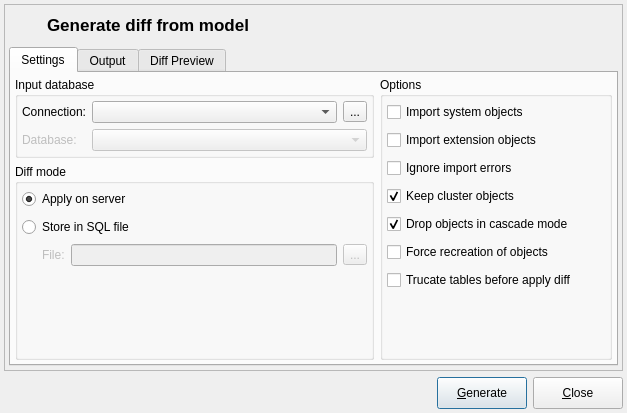
Qt form libpgmodeler_ui/ui/modeldatabasediffform.ui (pgmodeler/pgmodeler) before a commit.
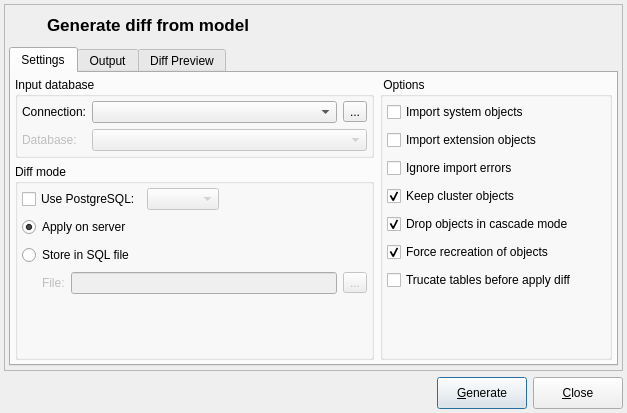
The same form after that commit. Icons and pictures are not drawn.

Commit message:
Added the ability to override the PostgreSQL version when generating the diff.
Added a special attribute pgsql-ver when generating code definition to
store the current used pgsql version.

Minor change the on Connection class to return the full version or only
the major of the server.

Diff of the .ui file:
```diff
--- a/libpgmodeler_ui/ui/modeldatabasediffform.ui
+++ b/libpgmodeler_ui/ui/modeldatabasediffform.ui
@@ -285,7 +285,7 @@
              </sizepolicy>
             </property>
             <property name="title">
-             <string>Options</string>
+             <string> Options</string>
             </property>
             <layout class="QVBoxLayout" name="verticalLayout_2">
              <property name="leftMargin">
@@ -539,7 +539,7 @@
                   <string>Force recreation of objects</string>
                  </property>
                  <property name="checked">
-                  <bool>false</bool>
+                  <bool>true</bool>
                  </property>
                 </widget>
                </item>
@@ -649,6 +649,65 @@
              <property name="bottomMargin">
               <number>4</number>
              </property>
+             <item>
+              <layout class="QHBoxLayout" name="horizontalLayout_17">
+               <item>
+                <widget class="QCheckBox" name="pgsql_ver_chk">
+                 <property name="statusTip">
+                  <string>Override the PostgreSQL version when generating the diff. The default is to use the same version as the input database.</string>
+                 </property>
+                 <property name="text">
+                  <string>Use PostgreSQL:</string>
+                 </property>
+                </widget>
+               </item>
+               <item>
+                <widget class="QComboBox" name="pgsql_ver_cmb">
+                 <property name="enabled">
+                  <bool>false</bool>
+                 </property>
+                 <property name="statusTip">
+                  <string/>
+                 </property>
+                </widget>
+               </item>
+               <item>
+                <widget class="QWidget" name="pgsql_ver_hint" native="true">
+                 <property name="sizePolicy">
+                  <sizepolicy hsizetype="Fixed" vsizetype="Fixed">
+                   <horstretch>0</horstretch>
+                   <verstretch>0</verstretch>
+                  </sizepolicy>
+                 </property>
+                 <property name="minimumSize">
+                  <size>
+                   <width>22</width>
+                   <height>22</height>
+                  </size>
+                 </property>
+                 <property name="maximumSize">
+                  <size>
+                   <width>22</width>
+                   <height>22</height>
+                  </size>
+                 </property>
+                </widget>
+               </item>
+               <item>
+                <spacer name="horizontalSpacer_4">
+                 <property name="orientation">
+                  <enum>Qt::Horizontal</enum>
+                 </property>
+                 <property name="sizeHint" stdset="0">
+                  <size>
+                   <width>40</width>
+                   <height>20</height>
+                  </size>
+                 </property>
+                </spacer>
+               </item>
+              </layout>
+             </item>
              <item>
               <layout class="QHBoxLayout" name="horizontalLayout_8">
                <item>
```
Left out of the diff: 4 changed lines with no effect on the pictures. The commit also changes 13 other files.
